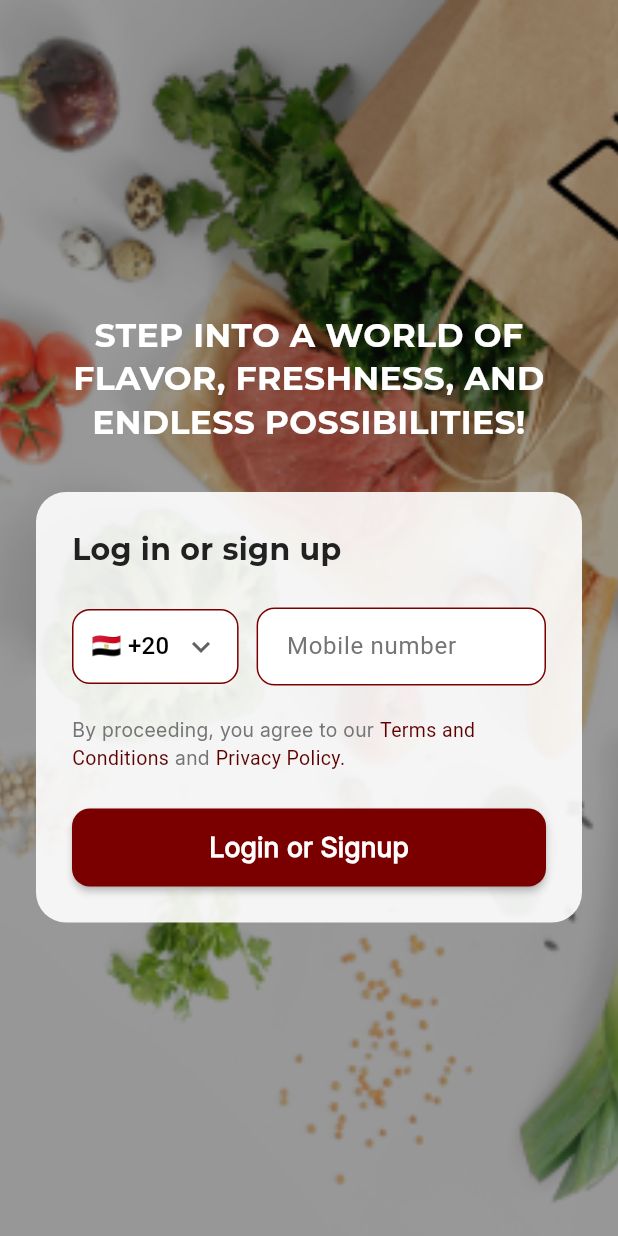
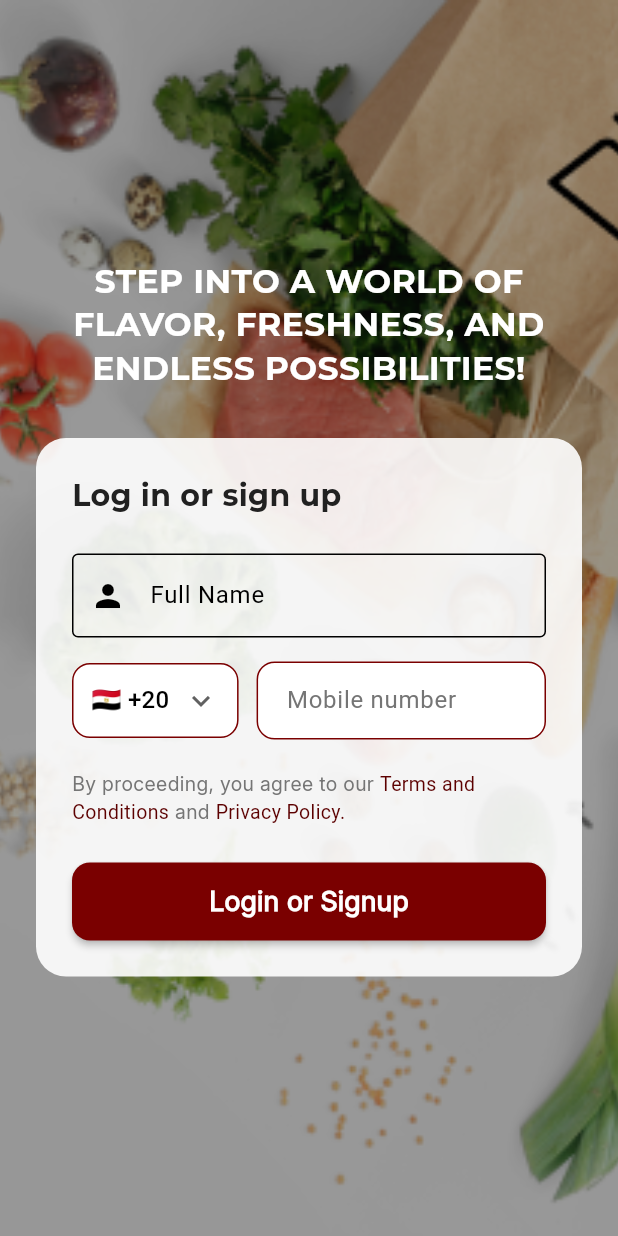
Before and after one commit to malakkkk806/SouqeApp-Custom, a Flutter app: the screen it shows after launch, after a tap on "Get Started", after a tap on the "arrow forward" icon, after a tap on "Skip", on a phone screen of 412 x 824 dp. Run offline on Flutter 3.47's test engine with Material 3 defaults, Android fonts, the phone set to English and light mode, and no system bars; our stand-ins replace awesome_dialog, cloud_firestore, firebase_auth, firebase_core, geocoding, geolocator and 2 more; accounts and stored records are empty.

Commit message:
update phone auth

```diff
--- a/lib/screens/auth/signin_screen.dart
+++ b/lib/screens/auth/signin_screen.dart
@@ -1,6 +1,5 @@
 import 'package:flutter/material.dart';
 import 'package:firebase_auth/firebase_auth.dart';
-import 'package:cloud_firestore/cloud_firestore.dart';
 import 'package:souqe/constants/app_routes.dart';
 import 'package:souqe/constants/colors.dart';
 import 'package:souqe/constants/app_images.dart';
@@ -17,8 +16,8 @@ class SignInScreen extends StatefulWidget {
 
 class _SignInScreenState extends State<SignInScreen> {
   final TextEditingController _phoneController = TextEditingController();
+  final TextEditingController _nameController = TextEditingController();
   final PhoneAuthService _authService = PhoneAuthService();
-  final FirebaseFirestore _firestore = FirebaseFirestore.instance;
 
   String countryCode = '+20';
   bool _isLoading = false;
@@ -45,26 +44,19 @@ class _SignInScreenState extends State<SignInScreen> {
     );
   }
 
-  Future<void> _saveUserToFirestore(User user, String phone) async {
-    try {
-      await _firestore.collection('users').doc(user.uid).set({
-        'phone': phone,
-        'createdAt': FieldValue.serverTimestamp(),
-        'updatedAt': FieldValue.serverTimestamp(),
-      }, SetOptions(merge: true));
-    } catch (e) {
-      debugPrint('Error saving user to Firestore: $e');
-      throw Exception('Failed to save user data');
-    }
-  }
-
   void _startPhoneVerification() async {
     final rawInput = _phoneController.text.trim();
     final sanitized = rawInput.startsWith('0') ? rawInput.substring(1) : rawInput;
     final fullPhone = '$countryCode$sanitized';
+    final name = _nameController.text.trim();
 
     if (sanitized.isEmpty || sanitized.length < 8) {
       _showSnackBar("Enter a valid phone number");
+      return;
+    }
+
+    if (name.isEmpty) {
+      _showSnackBar("Enter your name");
       return;
     }
 
@@ -73,6 +65,7 @@ class _SignInScreenState extends State<SignInScreen> {
     try {
       await _authService.verifyPhoneNumber(
         phoneNumber: fullPhone,
+        userName: name,
         codeSent: (verificationId) {
           setState(() => _isLoading = false);
           Navigator.pushNamed(
@@ -81,6 +74,7 @@ class _SignInScreenState extends State<SignInScreen> {
             arguments: {
               'verificationId': verificationId,
               'phone': fullPhone,
+              'name': name,
             },
           );
         },
@@ -89,7 +83,6 @@ class _SignInScreenState extends State<SignInScreen> {
             final UserCredential userCredential =
                 await FirebaseAuth.instance.signInWithCredential(credential);
             if (userCredential.user != null) {
-              await _saveUserToFirestore(userCredential.user!, fullPhone);
               Navigator.pushReplacementNamed(context, AppRoutes.home);
             }
           } catch (e) {
@@ -110,6 +103,7 @@ class _SignInScreenState extends State<SignInScreen> {
   @override
   void dispose() {
     _phoneController.dispose();
+    _nameController.dispose();
     super.dispose();
   }
 
@@ -161,6 +155,18 @@ class _SignInScreenState extends State<SignInScreen> {
                           ),
                         ),
                         const SizedBox(height: 24),
+
+                        TextField(
+                          controller: _nameController,
+                          textCapitalization: TextCapitalization.words,
+                          decoration: const InputDecoration(
+                            labelText: 'Full Name',
+                            border: OutlineInputBorder(),
+                            prefixIcon: Icon(Icons.person),
+                          ),
+                        ),
+                        const SizedBox(height: 16),
+
                         Row(
                           children: [
                             Container(
--- a/lib/services/phone_auth.dart
+++ b/lib/services/phone_auth.dart
@@ -8,6 +8,7 @@ class PhoneAuthService {
 
   Future<void> verifyPhoneNumber({
     required String phoneNumber,
+    required String userName, // New
     required Function(String verificationId) codeSent,
     required Function(AuthCredential credential) verificationCompleted,
     required Function(String error) onError,
@@ -21,7 +22,7 @@ class PhoneAuthService {
             final UserCredential userCredential =
                 await _auth.signInWithCredential(credential);
             if (userCredential.user != null) {
-              await _saveUserToFirestore(userCredential.user!, phoneNumber);
+              await _saveUserToFirestore(userCredential.user!, phoneNumber, userName);
             }
             verificationCompleted(credential);
           } catch (e) {
@@ -45,6 +46,7 @@ class PhoneAuthService {
     required String verificationId,
     required String smsCode,
     required String phoneNumber,
+    required String userName, // New
   }) async {
     try {
       final credential = PhoneAuthProvider.credential(
@@ -56,7 +58,7 @@ class PhoneAuthService {
           await _auth.signInWithCredential(credential);
 
       if (userCredential.user != null) {
-        await _saveUserToFirestore(userCredential.user!, phoneNumber);
+        await _saveUserToFirestore(userCredential.user!, phoneNumber, userName);
       }
 
       return userCredential;
@@ -65,25 +67,23 @@ class PhoneAuthService {
     }
   }
 
-  Future<void> _saveUserToFirestore(User user, String phone) async {
+  Future<void> _saveUserToFirestore(User user, String phone, String name) async {
     try {
-      // First check if user document exists
       final userDoc = await _firestore.collection('users').doc(user.uid).get();
 
       if (!userDoc.exists) {
-        // Create new user document with all required fields
         await _firestore.collection('users').doc(user.uid).set({
           'phone': phone,
           'email': user.email ?? '',
-          'name': user.displayName ?? 'User ${user.uid.substring(0, 6)}',
+          'name': name,
           'address': '',
           'createdAt': FieldValue.serverTimestamp(),
           'updatedAt': FieldValue.serverTimestamp(),
         });
       } else {
-        // Update existing user document
         await _firestore.collection('users').doc(user.uid).update({
           'phone': phone,
+          'name': name, // Optionally overwrite if needed
           'updatedAt': FieldValue.serverTimestamp(),
         });
       }
```
